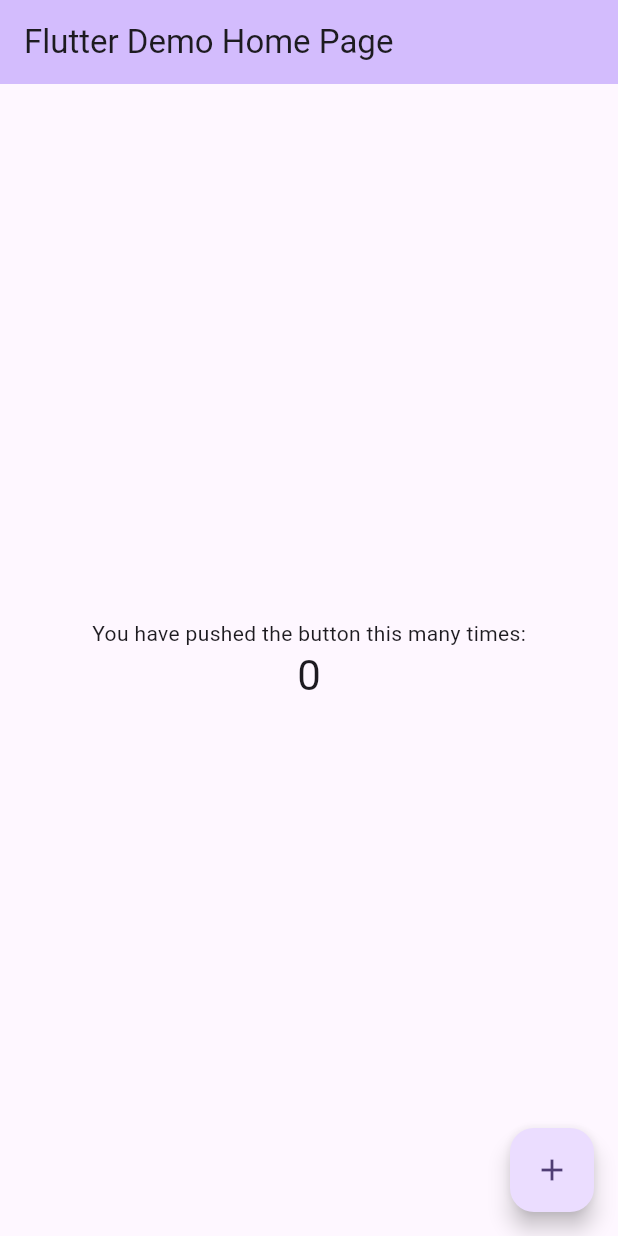
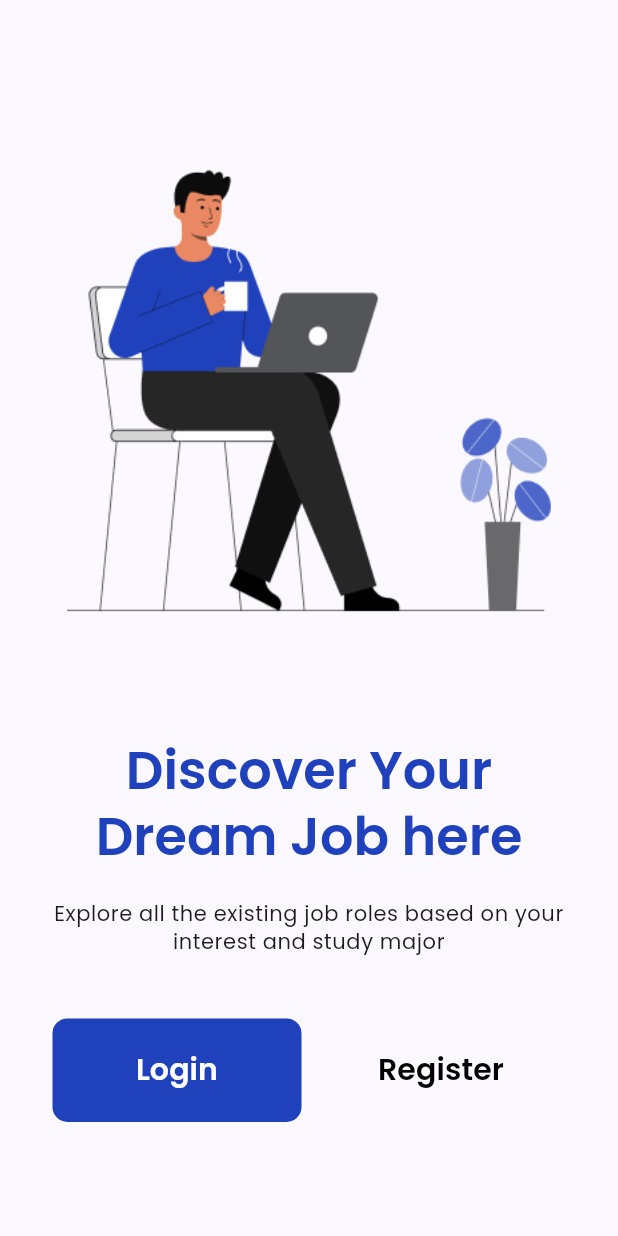
Before and after one commit to shiponirfan/orexa_shop_e_commerce_app, a Flutter app: the screen it shows after launch, on a phone screen of 412 x 824 dp. Run offline on Flutter 3.47's test engine with Material 3 defaults, Android fonts, the phone set to English and light mode, and no system bars; our stand-ins replace get, google_fonts.

Commit message:
Splash and Welcome Screen Added

```diff
--- a/lib/main.dart
+++ b/lib/main.dart
@@ -1,4 +1,8 @@
 import 'package:flutter/material.dart';
+import 'package:google_fonts/google_fonts.dart';
+import 'package:orexa_shop/utils/app_colors.dart';
+import 'package:orexa_shop/views/splashScreen/splash_screen.dart';
+import 'package:get/get.dart';
 
 void main() {
   runApp(const MyApp());
@@ -7,119 +11,39 @@ void main() {
 class MyApp extends StatelessWidget {
   const MyApp({super.key});
 
-  // This widget is the root of your application.
   @override
   Widget build(BuildContext context) {
-    return MaterialApp(
-      title: 'Flutter Demo',
+    return GetMaterialApp(
+      title: 'Orexa Shop',
+      debugShowCheckedModeBanner: false,
       theme: ThemeData(
-        // This is the theme of your application.
-        //
-        // TRY THIS: Try running your application with "flutter run". You'll see
-        // the application has a purple toolbar. Then, without quitting the app,
-        // try changing the seedColor in the colorScheme below to Colors.green
-        // and then invoke "hot reload" (save your changes or press the "hot
-        // reload" button in a Flutter-supported IDE, or press "r" if you used
-        // the command line to start the app).
-        //
-        // Notice that the counter didn't reset back to zero; the application
-        // state is not lost during the reload. To reset the state, use hot
-        // restart instead.
-        //
-        // This works for code too, not just values: Most code changes can be
-        // tested with just a hot reload.
-        colorScheme: ColorScheme.fromSeed(seedColor: Colors.deepPurple),
-        useMaterial3: true,
-      ),
-      home: const MyHomePage(title: 'Flutter Demo Home Page'),
+          colorScheme: ColorScheme.fromSeed(seedColor: AppColors.primaryColor),
+          useMaterial3: true,
+          textTheme:
+              GoogleFonts.poppinsTextTheme(Theme.of(context).textTheme.copyWith(
+                    titleMedium: const TextStyle(
+                      fontSize: 30,
+                      fontWeight: FontWeight.w700,
+                      color: AppColors.primaryColor,
+                    ),
+                    titleLarge: const TextStyle(
+                      fontSize: 35,
+                      fontWeight: FontWeight.w600,
+                      color: AppColors.primaryColor,
+                    ),
+                    titleSmall: const TextStyle(
+                      fontSize: 20,
+                      fontWeight: FontWeight.w600,
+                    ),
+                    bodyLarge: const TextStyle(
+                        fontSize: 16, fontWeight: FontWeight.w500),
+                    bodyMedium: const TextStyle(
+                        fontSize: 14, fontWeight: FontWeight.w500),
+                    bodySmall: const TextStyle(
+                      fontSize: 14,
+                    ),
+                  ))),
+      home: const SplashScreen(),
     );
   }
 }
-
-class MyHomePage extends StatefulWidget {
-  const MyHomePage({super.key, required this.title});
-
-  // This widget is the home page of your application. It is stateful, meaning
-  // that it has a State object (defined below) that contains fields that affect
-  // how it looks.
-
-  // This class is the configuration for the state. It holds the values (in this
-  // case the title) provided by the parent (in this case the App widget) and
-  // used by the build method of the State. Fields in a Widget subclass are
-  // always marked "final".
-
-  final String title;
-
-  @override
-  State<MyHomePage> createState() => _MyHomePageState();
-}
-
-class _MyHomePageState extends State<MyHomePage> {
-  int _counter = 0;
-
-  void _incrementCounter() {
-    setState(() {
-      // This call to setState tells the Flutter framework that something has
-      // changed in this State, which causes it to rerun the build method below
-      // so that the display can reflect the updated values. If we changed
-      // _counter without calling setState(), then the build method would not be
-      // called again, and so nothing would appear to happen.
-      _counter++;
-    });
-  }
-
-  @override
-  Widget build(BuildContext context) {
-    // This method is rerun every time setState is called, for instance as done
-    // by the _incrementCounter method above.
-    //
-    // The Flutter framework has been optimized to make rerunning build methods
-    // fast, so that you can just rebuild anything that needs updating rather
-    // than having to individually change instances of widgets.
-    return Scaffold(
-      appBar: AppBar(
-        // TRY THIS: Try changing the color here to a specific color (to
-        // Colors.amber, perhaps?) and trigger a hot reload to see the AppBar
-        // change color while the other colors stay the same.
-        backgroundColor: Theme.of(context).colorScheme.inversePrimary,
-        // Here we take the value from the MyHomePage object that was created by
-        // the App.build method, and use it to set our appbar title.
-        title: Text(widget.title),
-      ),
-      body: Center(
-        // Center is a layout widget. It takes a single child and positions it
-        // in the middle of the parent.
-        child: Column(
-          // Column is also a layout widget. It takes a list of children and
-          // arranges them vertically. By default, it sizes itself to fit its
-          // children horizontally, and tries to be as tall as its parent.
-          //
-          // Column has various properties to control how it sizes itself and
-          // how it positions its children. Here we use mainAxisAlignment to
-          // center the children vertically; the main axis here is the vertical
-          // axis because Columns are vertical (the cross axis would be
-          // horizontal).
-          //
-          // TRY THIS: Invoke "debug painting" (choose the "Toggle Debug Paint"
-          // action in the IDE, or press "p" in the console), to see the
-          // wireframe for each widget.
-          mainAxisAlignment: MainAxisAlignment.center,
-          children: <Widget>[
-            const Text(
-              'You have pushed the button this many times:',
-            ),
-            Text(
-              '$_counter',
-              style: Theme.of(context).textTheme.headlineMedium,
-            ),
-          ],
-        ),
-      ),
-      floatingActionButton: FloatingActionButton(
-        onPressed: _incrementCounter,
-        tooltip: 'Increment',
-        child: const Icon(Icons.add),
-      ), // This trailing comma makes auto-formatting nicer for build methods.
-    );
-  }
-}
--- /dev/null
+++ b/lib/utils/app_colors.dart
@@ -0,0 +1,7 @@
+import 'package:flutter/material.dart';
+
+class AppColors {
+  static const Color primaryColor = Color(0xFF1F41BB);
+  static const Color secondaryColor = Color(0xFFF1F4FF);
+  static const Color backgroundColor = Color(0xFFF8F8F8);
+}
--- /dev/null
+++ b/lib/views/splashScreen/splash_screen.dart
@@ -0,0 +1,43 @@
+import 'dart:async';
+import 'package:flutter/material.dart';
+import 'package:orexa_shop/views/welcomeScreen/welcome_screen.dart';
+import '../../utils/app_colors.dart';
+import 'package:get/get.dart';
+
+class SplashScreen extends StatefulWidget {
+  const SplashScreen({super.key});
+
+  @override
+  State<SplashScreen> createState() => _SplashScreenState();
+}
+
+class _SplashScreenState extends State<SplashScreen> {
+  @override
+  void initState() {
+    super.initState();
+    Timer(
+      const Duration(
+        seconds: 3,
+      ),
+      () {
+        Get.offAll(const WelcomeScreen());
+      },
+    );
+  }
+
+  @override
+  Widget build(BuildContext context) {
+    return Scaffold(
+      backgroundColor: AppColors.primaryColor,
+      body: Center(
+        child: Text(
+          'Orexa Shop',
+          style: Theme.of(context)
+              .textTheme
+              .titleLarge
+              ?.copyWith(color: Colors.white, fontWeight: FontWeight.w700),
+        ),
+      ),
+    );
+  }
+}
--- /dev/null
+++ b/lib/views/welcomeScreen/welcome_screen.dart
@@ -0,0 +1,58 @@
+import 'package:flutter/material.dart';
+import 'package:orexa_shop/widgets/custom_button.dart';
+
+class WelcomeScreen extends StatelessWidget {
+  const WelcomeScreen({super.key});
+
+  @override
+  Widget build(BuildContext context) {
+    return Scaffold(
+      body: Padding(
+        padding: const EdgeInsets.all(35),
+        child: Center(
+          child: Column(
+            crossAxisAlignment: CrossAxisAlignment.center,
+            mainAxisAlignment: MainAxisAlignment.spaceEvenly,
+            children: [
+              Image.asset('assets/images/welcome_image.png'),
+              Column(
+                children: [
+                  Text(
+                    'Discover Your\nDream Job here',
+                    style: Theme.of(context).textTheme.titleLarge,
+                    textAlign: TextAlign.center,
+                  ),
+                  const SizedBox(
+                    height: 20,
+                  ),
+                  Text(
+                    'Explore all the existing job roles based on your\ninterest and study major',
+                    style: Theme.of(context).textTheme.bodySmall,
+                    textAlign: TextAlign.center,
+                  ),
+                ],
+              ),
+              const Row(
+                children: [
+                  Expanded(
+                      child: CustomButton(
+                    title: 'Login',
+                  )),
+                  SizedBox(
+                    width: 10,
+                  ),
+                  Expanded(
+                      child: CustomButton(
+                    title: 'Register',
+                    bgColor: Colors.transparent,
+                    textColor: Colors.black,
+                  )),
+                ],
+              )
+            ],
+          ),
+        ),
+      ),
+    );
+  }
+}
--- /dev/null
+++ b/lib/widgets/custom_button.dart
@@ -0,0 +1,36 @@
+import 'package:flutter/material.dart';
+import 'package:orexa_shop/utils/app_colors.dart';
+
+class CustomButton extends StatelessWidget {
+  final String title;
+  final Color? bgColor;
+  final Color? textColor;
+  final void Function()? onTap;
+
+  const CustomButton(
+      {super.key,
+      required this.title,
+      this.bgColor,
+      this.onTap,
+      this.textColor});
+
+  @override
+  Widget build(BuildContext context) {
+    return InkWell(
+      onTap: onTap,
+      child: Container(
+          padding: const EdgeInsets.symmetric(vertical: 20),
+          decoration: BoxDecoration(
+            color: bgColor ?? AppColors.primaryColor,
+            borderRadius: BorderRadius.circular(10),
+          ),
+          child: Text(
+            title,
+            style: Theme.of(context).textTheme.titleSmall?.copyWith(
+                  color: textColor ?? Colors.white,
+                ),
+            textAlign: TextAlign.center,
+          )),
+    );
+  }
+}
--- a/pubspec.yaml
+++ b/pubspec.yaml
@@ -35,6 +35,8 @@ dependencies:
   # The following adds the Cupertino Icons font to your application.
   # Use with the CupertinoIcons class for iOS style icons.
   cupertino_icons: ^1.0.6
+  google_fonts: ^6.2.1
+  get: ^4.6.6
 
 dev_dependencies:
   flutter_test:
@@ -62,6 +64,8 @@ flutter:
   # assets:
   #   - images/a_dot_burr.jpeg
   #   - images/a_dot_ham.jpeg
+  assets:
+    - assets/images/
 
   # An image asset can refer to one or more resolution-specific "variants", see
   # https://flutter.dev/assets-and-images/#resolution-aware
```
Also changed, not shown: assets/images/welcome_image.png (added), pubspec.lock.
